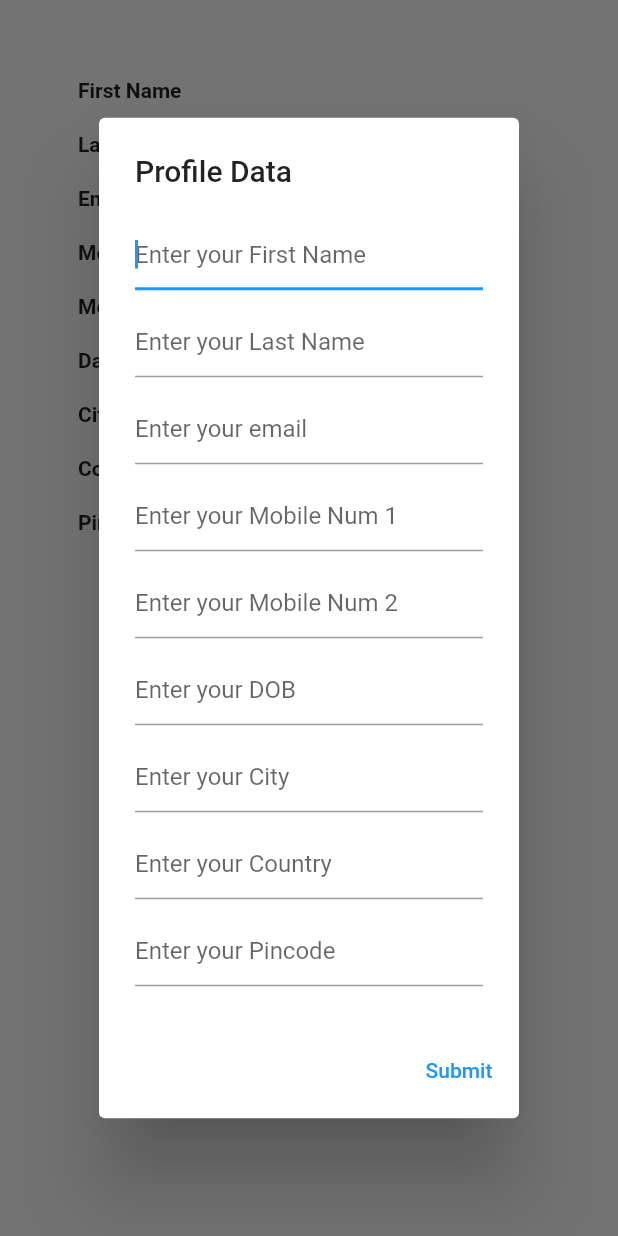
After one commit to Chef-Connect-India-Tech/chef-connect-india, a Flutter app: the user_profile screen opened directly, after a tap on "open dialog", on a phone screen of 412 x 824 dp. The commit adds this screen. Run offline on Flutter 3.47's test engine with Material 2 defaults, Android fonts, the phone set to English and light mode, and no system bars; our stand-ins replace carousel_slider, cloud_firestore, country_code_picker, dots_indicator, firebase_auth, firebase_core and 5 more; missing offline and left inert: multiselect_formfield; accounts and stored records are empty; network calls fail.

Commit message:
package changes and user profile

```diff
--- a/lib/Drawers/navigation_drawer.dart
+++ b/lib/Drawers/navigation_drawer.dart
@@ -1,6 +1,16 @@
+// ignore_for_file: must_be_immutable
+
+import 'package:chef_connect_india/main.dart';
+// import 'package:chef_connect_india/roles/user/user_home.dart';
+import 'package:chef_connect_india/roles/user/user_profile.dart';
+// import 'package:cloud_firestore/cloud_firestore.dart';
+import 'package:firebase_auth/firebase_auth.dart';
 import 'package:flutter/material.dart';
 
 class NavBar extends StatelessWidget {
+  // CollectionReference _collectionRef =
+  //     FirebaseFirestore.instance.collection("users");
+  var user = FirebaseAuth.instance.currentUser;
   @override
   Widget build(BuildContext context) {
     return Drawer(
@@ -9,8 +19,16 @@ class NavBar extends StatelessWidget {
         padding: EdgeInsets.zero,
         children: [
           UserAccountsDrawerHeader(
-            accountName: Text('Aravind Reddy'),
-            accountEmail: Text('aravind@gmail.com'),
+            onDetailsPressed: (() {
+              Navigator.push(
+                context,
+                MaterialPageRoute(
+                  builder: (context) => user_profile(),
+                ),
+              );
+            }),
+            accountName: Text(user!.displayName.toString()),
+            accountEmail: Text(user!.phoneNumber.toString()),
             currentAccountPicture: CircleAvatar(
               child: ClipOval(
                 child: Image.network(
@@ -73,7 +91,13 @@ class NavBar extends StatelessWidget {
           ListTile(
             title: Text('LogOut'),
             leading: Icon(Icons.exit_to_app),
-            onTap: () => null,
+            onTap: () async {
+              await FirebaseAuth.instance.signOut();
+              Navigator.pushAndRemoveUntil(
+                  (context),
+                  MaterialPageRoute(builder: (context) => ChefConnectMain()),
+                  (route) => false);
+            },
           ),
         ],
       ),
--- a/lib/Helper/model.dart
+++ b/lib/Helper/model.dart
@@ -1,29 +1,57 @@
 class UserModel {
   String? uid;
+  String? username;
   String? email;
   String? firstname;
   String? lastname;
-  // String? city;
-  String? phone;
+  String? mobile1;
+  String? mobile2;
+  DateTime? dob;
+  String? city;
+  String? country;
+  String? pincode;
+  String? hiremode;
+  // String? preferences;
+  String? selectedLocation;
   String? role;
+  String? profilepic;
 
   UserModel(
       {this.uid,
+      this.username,
       this.email,
       this.firstname,
       this.lastname,
-      this.phone,
+      this.mobile1,
+      this.mobile2,
+      this.dob,
+      this.city,
+      this.country,
+      this.pincode,
+      this.hiremode,
+      // this.preferences,
+      this.selectedLocation,
+      this.profilepic,
       this.role});
 
   // receiving data from server
   factory UserModel.fromMap(map) {
     return UserModel(
         uid: map['uid'],
+        username: map['username'],
         email: map['email'],
         firstname: map['firstname'],
         lastname: map['lastname'],
-        // city: map['city'],
-        phone: map['phone'],
+        mobile1: map['mobile1'],
+        mobile2: map['mobile2'],
+        dob: map['dob'],
+        city: map['city'],
+        country: map['country'],
+        pincode: map['pincode'],
+        hiremode: map['hiremode'],
+        profilepic: map['profilepic'],
+        // preferences: map['preferences'],
+        selectedLocation: map['selectedLocation'],
         role: map['role']);
   }
 
@@ -31,11 +59,21 @@ class UserModel {
   Map<String, dynamic> toMap() {
     return {
       'uid': uid,
+      'username':
+          '${firstname.toString().substring(0, 2)}${lastname.toString().substring(0, 2)}',
       'email': email,
       'firstname': firstname,
       'lastname': lastname,
-      'num': phone,
-      // 'city': city,
+      'mobile1': mobile1,
+      'mobile2': mobile2,
+      'dob': dob,
+      'city': city,
+      'country': country,
+      'pincode': pincode,
+      'hiremode': hiremode,
+      'profilepic': profilepic,
+      // 'preferences': preferences,
+      'selectedLocation': selectedLocation,
       'role': role,
     };
   }
--- a/lib/Main Screen/Registration_user.dart
+++ b/lib/Main Screen/Registration_user.dart
@@ -1,11 +1,11 @@
-// ignore_for_file: must_be_immutable, unused_field
+// ignore_for_file: must_be_immutable, unused_field, deprecated_member_use
 
 import 'package:cloud_firestore/cloud_firestore.dart';
 import 'package:firebase_auth/firebase_auth.dart';
 import 'package:flutter/material.dart';
 import 'package:fluttertoast/fluttertoast.dart';
-import 'package:glass_morphism/Helper/model.dart';
-import 'package:glass_morphism/Main%20Screen/select_mode.dart';
+import 'package:chef_connect_india/Helper/model.dart';
+import 'package:chef_connect_india/Main%20Screen/select_mode.dart';
 import 'package:glassmorphism/glassmorphism.dart';
 
 class Registration_user extends StatefulWidget {
@@ -259,6 +259,7 @@ class _Registration_userState extends State<Registration_user> {
                                 if (!regex.hasMatch(value)) {
                                   return ("Enter Valid Password(Min. 6 Character)");
                                 }
+                                return null;
                               },
                               onSaved: (value) {
                                 passwordEditingController.text = value!;
@@ -387,18 +388,24 @@ class _Registration_userState extends State<Registration_user> {
     // calling our firestore
     // calling our user model
     // sedning these values
+    var name =
+        '${firstNameEditingController.text} ${lastNameEditingController.text}';
 
     FirebaseFirestore firebaseFirestore = FirebaseFirestore.instance;
     User? user = _auth.currentUser;
 
+    user!.updateProfile(displayName: name);
+
     UserModel userModel = UserModel();
 
     // writing all the values
-    userModel.uid = user!.uid;
+    userModel.uid = user.uid;
     userModel.email = emailEditingController.text;
     userModel.firstname = firstNameEditingController.text;
     userModel.lastname = lastNameEditingController.text;
-    userModel.phone = widget.phonenumber;
+    userModel.mobile1 = widget.phonenumber;
+    userModel.profilepic =
+        'http://chefconnect.co.in/assets/images/logo_chef.png';
     userModel.role = 'user';
 
     await firebaseFirestore
--- a/lib/Main Screen/User_login.dart
+++ b/lib/Main Screen/User_login.dart
@@ -1,7 +1,7 @@
 // ignore_for_file: deprecated_member_use
 
 import 'package:flutter/material.dart';
-import 'package:glass_morphism/Main%20Screen/Registration_user.dart';
+import 'package:chef_connect_india/Main%20Screen/Registration_user.dart';
 import 'package:glassmorphism/glassmorphism.dart';
 import 'package:country_code_picker/country_code_picker.dart';
 import 'package:firebase_auth/firebase_auth.dart';
--- a/lib/Main Screen/select_mode.dart
+++ b/lib/Main Screen/select_mode.dart
@@ -1,8 +1,8 @@
 // ignore_for_file: deprecated_member_use
 
 import 'package:flutter/material.dart';
-import 'package:glass_morphism/home.dart';
-import 'package:glass_morphism/roles/user/user_home.dart';
+// import 'package:chef_connect_india/home.dart';
+import 'package:chef_connect_india/roles/user/user_home.dart';
 import 'package:glassmorphism/glassmorphism.dart';
 
 class Select_Mode extends StatefulWidget {
--- a/lib/home.dart
+++ b/lib/home.dart
@@ -1,7 +1,7 @@
 import 'package:firebase_auth/firebase_auth.dart';
 import 'package:flutter/material.dart';
-import 'package:glass_morphism/Drawers/navigation_drawer.dart';
-import 'package:glass_morphism/Main%20Screen/User_login.dart';
+import 'package:chef_connect_india/Drawers/navigation_drawer.dart';
+import 'package:chef_connect_india/Main%20Screen/User_login.dart';
 
 class Home extends StatefulWidget {
   late String city;
--- a/lib/roles/chef/chef_dashboard.dart
+++ b/lib/roles/chef/chef_dashboard.dart
@@ -1,4 +1,7 @@
+// ignore_for_file: import_of_legacy_library_into_null_safe
+
 import 'package:flutter/material.dart';
+// import 'package:lite_rolling_switch/lite_rolling_switch.dart';
 
 class chef_dashboard extends StatefulWidget {
   const chef_dashboard({Key? key}) : super(key: key);
@@ -10,6 +13,41 @@ class chef_dashboard extends StatefulWidget {
 class _chef_dashboardState extends State<chef_dashboard> {
   @override
   Widget build(BuildContext context) {
-    return Container();
+    return Scaffold(
+      appBar: AppBar(
+        title: Text('Example'),
+      ),
+      body: Center(
+        child: Column(
+          mainAxisAlignment: MainAxisAlignment.center,
+          children: <Widget>[
+            //By default
+            // LiteRollingSwitch(
+            //   value: false,
+            //   onChanged: (bool state) {
+            //     print('turned ${(state) ? 'on' : 'off'}');
+            //   },
+            // ),
+
+            //Customized
+            // Padding(
+            //   padding: EdgeInsets.only(top: 20),
+            //   child: LiteRollingSwitch(
+            //     value: true,
+            //     textOn: 'active',
+            //     textOff: 'inactive',
+            //     colorOn: Colors.deepOrange,
+            //     colorOff: Colors.blueGrey,
+            //     iconOn: Icons.lightbulb_outline,
+            //     iconOff: Icons.power_settings_new,
+            //     onChanged: (bool state) {
+            //       print('turned ${(state) ? 'on' : 'off'}');
+            //     },
+            //   ),
+            // )
+          ],
+        ),
+      ),
+    );
   }
 }
--- a/lib/roles/chef/chef_login.dart
+++ b/lib/roles/chef/chef_login.dart
@@ -1,7 +1,7 @@
 // ignore_for_file: deprecated_member_use
 
 import 'package:flutter/material.dart';
-import 'package:glass_morphism/roles/chef/chef_registration_1.dart';
+import 'package:chef_connect_india/roles/chef/chef_registration_1.dart';
 import 'package:glassmorphism/glassmorphism.dart';
 import 'package:country_code_picker/country_code_picker.dart';
 import 'package:firebase_auth/firebase_auth.dart';
--- a/lib/roles/chef/chef_registration_1.dart
+++ b/lib/roles/chef/chef_registration_1.dart
@@ -1,6 +1,6 @@
 // ignore_for_file: must_be_immutable
 import 'package:flutter/material.dart';
-import 'package:glass_morphism/roles/chef/chef_registration_2.dart';
+import 'package:chef_connect_india/roles/chef/chef_registration_2.dart';
 import 'package:glassmorphism/glassmorphism.dart';
 
 class chef_registration_one extends StatefulWidget {
--- a/lib/roles/chef/chef_registration_2.dart
+++ b/lib/roles/chef/chef_registration_2.dart
@@ -1,11 +1,11 @@
-// ignore_for_file: unused_field
+// ignore_for_file: unused_field, deprecated_member_use
 
 import 'package:cloud_firestore/cloud_firestore.dart';
 import 'package:firebase_auth/firebase_auth.dart';
 import 'package:flutter/material.dart';
 import 'package:fluttertoast/fluttertoast.dart';
-import 'package:glass_morphism/Helper/model.dart';
-import 'package:glass_morphism/roles/chef/chef_dashboard.dart';
+import 'package:chef_connect_india/Helper/model.dart';
+import 'package:chef_connect_india/roles/chef/chef_dashboard.dart';
 import 'package:glassmorphism/glassmorphism.dart';
 import 'package:multiselect_formfield/multiselect_formfield.dart';
 
@@ -492,14 +492,15 @@ class _chef_registration_twoState extends State<chef_registration_two> {
     // calling our firestore
     // calling our user model
     // sedning these values
-
+    var name = '${widget.firstname} ${widget.lastname}';
     FirebaseFirestore firebaseFirestore = FirebaseFirestore.instance;
     User? user = _auth.currentUser;
+    user!.updateProfile(displayName: name);
 
     ChefModel chefModel = ChefModel();
 
     // writing all the values
-    chefModel.uid = user!.uid;
+    chefModel.uid = user.uid;
     // chefModel.email = emailEditingController.text;
     chefModel.firstname = widget.firstname;
     chefModel.lastname = widget.lastname;
--- a/lib/roles/user/user_home.dart
+++ b/lib/roles/user/user_home.dart
@@ -1,8 +1,9 @@
 import 'package:carousel_slider/carousel_slider.dart';
+import 'package:chef_connect_india/Drawers/navigation_drawer.dart';
 import 'package:cloud_firestore/cloud_firestore.dart';
 import 'package:dots_indicator/dots_indicator.dart';
 import 'package:flutter/material.dart';
-import 'package:glass_morphism/Helper/list.dart';
+import 'package:chef_connect_india/Helper/list.dart';
 
 class user_home extends StatefulWidget {
   // final String city;
@@ -46,6 +47,15 @@ class _user_homeState extends State<user_home> {
   @override
   Widget build(BuildContext context) {
     return Scaffold(
+      drawer: NavBar(),
+      appBar: AppBar(
+        backgroundColor: Colors.indigo,
+        // shadowColor: Colors.deepPurpleAccent,
+        toolbarHeight: 70, // default is 56
+        // toolbarOpacity: 0.5,
+        elevation: 50.0,
+        title: Text('Chef Connect India'),
+      ),
       body: SafeArea(
           child: Container(
         child: Column(children: [
--- /dev/null
+++ b/lib/roles/user/user_profile.dart
@@ -0,0 +1,360 @@
+// import 'package:chef_connect_india/Main%20Screen/User_login.dart';
+import 'package:cloud_firestore/cloud_firestore.dart';
+import 'package:firebase_auth/firebase_auth.dart';
+import 'package:flutter/material.dart';
+
+class user_profile extends StatefulWidget {
+  @override
+  _user_profileState createState() => _user_profileState();
+}
+
+class _user_profileState extends State<user_profile> {
+  TextEditingController? _firstnameController;
+  TextEditingController? _lastnameController;
+  TextEditingController? _phoneController;
+  TextEditingController? _phone2Controller;
+  TextEditingController? _emailController;
+  TextEditingController? _dobController;
+  TextEditingController? _cityController;
+  TextEditingController? _countryController;
+  TextEditingController? _pincodeController;
+
+  String name = '';
+
+  // setDataToTextField(data) {
+  //   return Column(
+  //     children: [
+  //       TextFormField(
+  //         controller: _firstnameController =
+  //             TextEditingController(text: data['firstname']),
+  //       ),
+  //       TextFormField(
+  //         controller: _phoneController =
+  //             TextEditingController(text: data['mobile1']),
+  //       ),
+  //       TextFormField(
+  //         controller: _emailController =
+  //             TextEditingController(text: data['email']),
+  //       ),
+  //       ElevatedButton(onPressed: () => updateData(), child: Text("Update"))
+  //     ],
+  //   );
+  // }
+
+  updateData() {
+    CollectionReference _collectionRef =
+        FirebaseFirestore.instance.collection("users");
+    return _collectionRef.doc(FirebaseAuth.instance.currentUser!.uid).update({
+      "firstname": _firstnameController!.text,
+      'lastname': _lastnameController!.text,
+      "mobile1": _phoneController!.text,
+      "email": _emailController!.text,
+      'mobile2': _phone2Controller!.text,
+      'dob': _dobController!.text,
+      'city': _cityController!.text,
+      'country': _countryController!.text,
+      'pincode': _pincodeController!.text,
+    }).then((value) => print("Updated Successfully"));
+  }
+
+  @override
+  Widget build(BuildContext context) {
+    return Scaffold(
+      body: SafeArea(
+          child: Padding(
+        padding: const EdgeInsets.all(20.0),
+        child: StreamBuilder(
+          stream: FirebaseFirestore.instance
+              .collection("users")
+              .doc(FirebaseAuth.instance.currentUser!.uid)
+              .snapshots(),
+          builder: (BuildContext context, AsyncSnapshot snapshot) {
+            var data = snapshot.data;
+            if (data == null) {
+              return Center(
+                child: CircularProgressIndicator(),
+              );
+            }
+            // return setDataToTextField(data);
+            return Center(
+              child: Container(
+                padding: EdgeInsets.all(32),
+                child: Column(
+                  children: [
+                    Row(
+                      children: [
+                        Expanded(
+                          child: Text(
+                            'First Name',
+                            style: TextStyle(fontWeight: FontWeight.bold),
+                          ),
+                        ),
+                        SizedBox(
+                          width: 12,
+                        ),
+                        Text(data['firstname'])
+                      ],
+                    ),
+                    SizedBox(
+                      height: 20,
+                    ),
+                    Row(
+                      children: [
+                        Expanded(
+                          child: Text(
+                            'Last Name',
+                            style: TextStyle(fontWeight: FontWeight.bold),
+                          ),
+                        ),
+                        SizedBox(
+                          width: 12,
+                        ),
+                        Text(data['lastname'])
+                      ],
+                    ),
+                    SizedBox(
+                      height: 20,
+                    ),
+                    Row(
+                      children: [
+                        Expanded(
+                          child: Text(
+                            'Email',
+                            style: TextStyle(fontWeight: FontWeight.bold),
+                          ),
+                        ),
+                        SizedBox(
+                          width: 12,
+                        ),
+                        Text(data['email'])
+                      ],
+                    ),
+                    SizedBox(
+                      height: 20,
+                    ),
+                    Row(
+                      children: [
+                        Expanded(
+                          child: Text(
+                            'Mobile 1',
+                            style: TextStyle(fontWeight: FontWeight.bold),
+                          ),
+                        ),
+                        SizedBox(
+                          width: 12,
+                        ),
+                        Text(data['mobile1'])
+                      ],
+                    ),
+                    SizedBox(
+                      height: 20,
+                    ),
+                    Row(
+                      children: [
+                        Expanded(
+                          child: Text(
+                            'Mobile 2',
+                            style: TextStyle(fontWeight: FontWeight.bold),
+                          ),
+                        ),
+                        SizedBox(
+                          width: 12,
+                        ),
+                        Text(data['mobile2'])
+                      ],
+                    ),
+                    SizedBox(
+                      height: 20,
+                    ),
+                    Row(
+                      children: [
+                        Expanded(
+                          child: Text(
+                            'Date of Birth',
+                            style: TextStyle(fontWeight: FontWeight.bold),
+                          ),
+                        ),
+                        SizedBox(
+                          width: 12,
+                        ),
+                        Text(data['dob'])
+                      ],
+                    ),
+                    SizedBox(
+                      height: 20,
+                    ),
+                    Row(
+                      children: [
+                        Expanded(
+                          child: Text(
+                            'City',
+                            style: TextStyle(fontWeight: FontWeight.bold),
+                          ),
+                        ),
+                        SizedBox(
+                          width: 12,
+                        ),
+                        Text(data['city'])
+                      ],
+                    ),
+                    SizedBox(
+                      height: 20,
+                    ),
+                    Row(
+                      children: [
+                        Expanded(
+                          child: Text(
+                            'Country',
+                            style: TextStyle(fontWeight: FontWeight.bold),
+                          ),
+                        ),
+                        SizedBox(
+                          width: 12,
+                        ),
+                        Text(data['country'])
+                      ],
+                    ),
+                    SizedBox(
+                      height: 20,
+                    ),
+                    Row(
+                      children: [
+                        Expanded(
+                          child: Text(
+                            'Pincode',
+                            style: TextStyle(fontWeight: FontWeight.bold),
+                          ),
+                        ),
+                        SizedBox(
+                          width: 12,
+                        ),
+                        Text(data['pincode'])
+                      ],
+                    ),
+                    SizedBox(
+                      height: 20,
+                    ),
+                    ElevatedButton(
+                      child: Text('open dialog'),
+                      onPressed: () async {
+                        await openDialog(data);
+                      },
+                    ),
+                  ],
+                ),
+              ),
+            );
+          },
+        ),
+      )),
+    );
+  }
+
+  Future<String?> openDialog(data) => showDialog<String>(
+        context: context,
+        builder: (context) => AlertDialog(
+          title: Text('Profile Data'),
+          content: SingleChildScrollView(
+            child: Container(
+              child: Column(
+                children: [
+                  TextField(
+                    controller: _firstnameController =
+                        TextEditingController(text: data['firstname']),
+                    autofocus: true,
+                    decoration:
+                        InputDecoration(hintText: 'Enter your First Name'),
+                  ),
+                  SizedBox(
+                    height: 10,
+                  ),
+                  TextField(
+                    controller: _lastnameController =
+                        TextEditingController(text: data['lastname']),
+                    autofocus: true,
+                    decoration:
+                        InputDecoration(hintText: 'Enter your Last Name'),
+                  ),
+                  SizedBox(
+                    height: 10,
+                  ),
+                  TextField(
+                    controller: _emailController =
+                        TextEditingController(text: data['email']),
+                    autofocus: true,
+                    decoration: InputDecoration(hintText: 'Enter your email'),
+                  ),
+                  SizedBox(
+                    height: 10,
+                  ),
+                  TextField(
+                    controller: _phoneController =
+                        TextEditingController(text: data['mobile1']),
+                    autofocus: true,
+                    decoration:
+                        InputDecoration(hintText: 'Enter your Mobile Num 1'),
+                  ),
+                  SizedBox(
+                    height: 10,
+                  ),
+                  TextField(
+                    controller: _phone2Controller =
+                        TextEditingController(text: data['mobile2']),
+                    autofocus: true,
+                    decoration:
+                        InputDecoration(hintText: 'Enter your Mobile Num 2'),
+                  ),
+                  SizedBox(
+                    height: 10,
+                  ),
+                  TextField(
+                    controller: _dobController =
+                        TextEditingController(text: data['dob']),
+                    autofocus: true,
+                    decoration: InputDecoration(hintText: 'Enter your DOB'),
+                  ),
+                  SizedBox(
+                    height: 10,
+                  ),
+                  TextField(
+                    controller: _cityController =
+                        TextEditingController(text: data['city']),
+                    autofocus: true,
+                    decoration: InputDecoration(hintText: 'Enter your City'),
+                  ),
+                  SizedBox(
+                    height: 10,
+                  ),
+                  TextField(
+                    controller: _countryController =
+                        TextEditingController(text: data['country']),
+                    autofocus: true,
+                    decoration: InputDecoration(hintText: 'Enter your Country'),
+                  ),
+                  SizedBox(
+                    height: 10,
+                  ),
+                  TextField(
+                    controller: _pincodeController =
+                        TextEditingController(text: data['pincode']),
+                    autofocus: true,
+                    decoration: InputDecoration(hintText: 'Enter your Pincode'),
+                  ),
+                ],
+              ),
+            ),
+          ),
+          actions: [
+            TextButton(
+              onPressed: submit,
+              child: Text('Submit'),
+            ),
+          ],
+        ),
+      );
+
+  void submit() {
+    Navigator.of(context).pop();
+    updateData();
+  }
+}
```
Also changed, not shown: lib/main.dart (+6 -5 lines), pubspec.yaml (+5 -41 lines), pubspec.lock, 11 other files.
